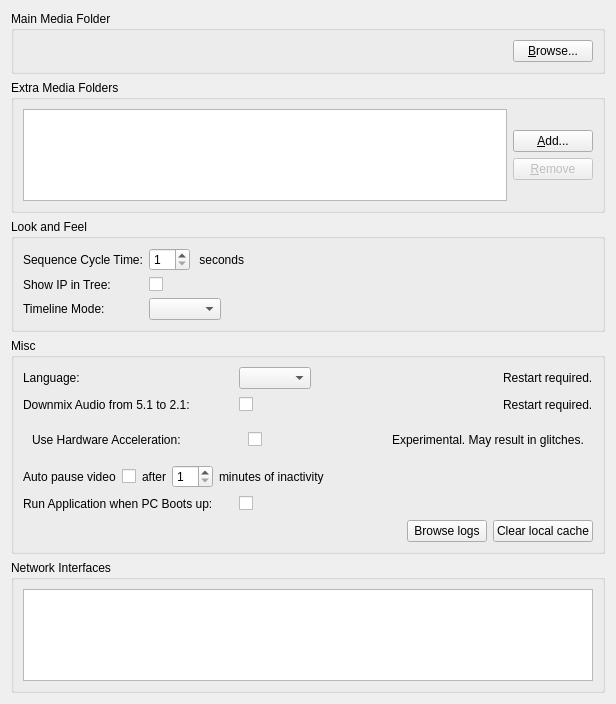
Above: client/src/ui/widgets/settings/general_preferences_widget.ui from networkoptix/nx_open before the change. Below: the same form after it.
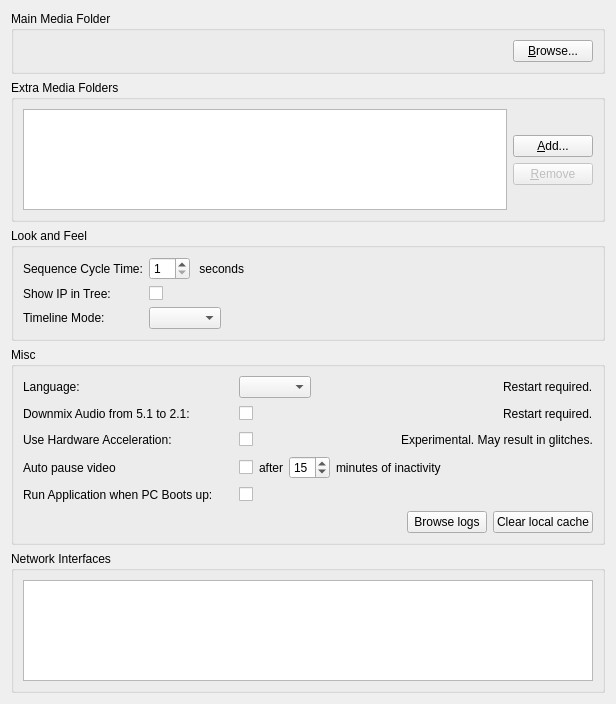
That is the form after the change.

Diff of the .ui file:
```diff
--- a/client/src/ui/widgets/settings/general_preferences_widget.ui
+++ b/client/src/ui/widgets/settings/general_preferences_widget.ui
@@ -314,6 +314,18 @@
       <item>
        <widget class="QWidget" name="hardwareAccelerationWidget" native="true">
         <layout class="QHBoxLayout" name="hardwareDecodingControlsLayout">
+         <property name="leftMargin">
+          <number>0</number>
+         </property>
+         <property name="topMargin">
+          <number>0</number>
+         </property>
+         <property name="rightMargin">
+          <number>0</number>
+         </property>
+         <property name="bottomMargin">
+          <number>0</number>
+         </property>
          <item>
           <widget class="QLabel" name="hardwareDecodingLabel">
            <property name="minimumSize">
@@ -361,6 +373,12 @@
        <layout class="QHBoxLayout" name="pauseOnInactivityLayout">
         <item>
          <widget class="QLabel" name="pauseOnInactivityLabel">
+          <property name="minimumSize">
+           <size>
+            <width>210</width>
+            <height>0</height>
+           </size>
+          </property>
           <property name="text">
            <string>Auto pause video</string>
           </property>
@@ -403,6 +421,9 @@
              <property name="maximum">
               <number>60</number>
              </property>
+             <property name="value">
+              <number>15</number>
+             </property>
             </widget>
            </item>
            <item>
```
